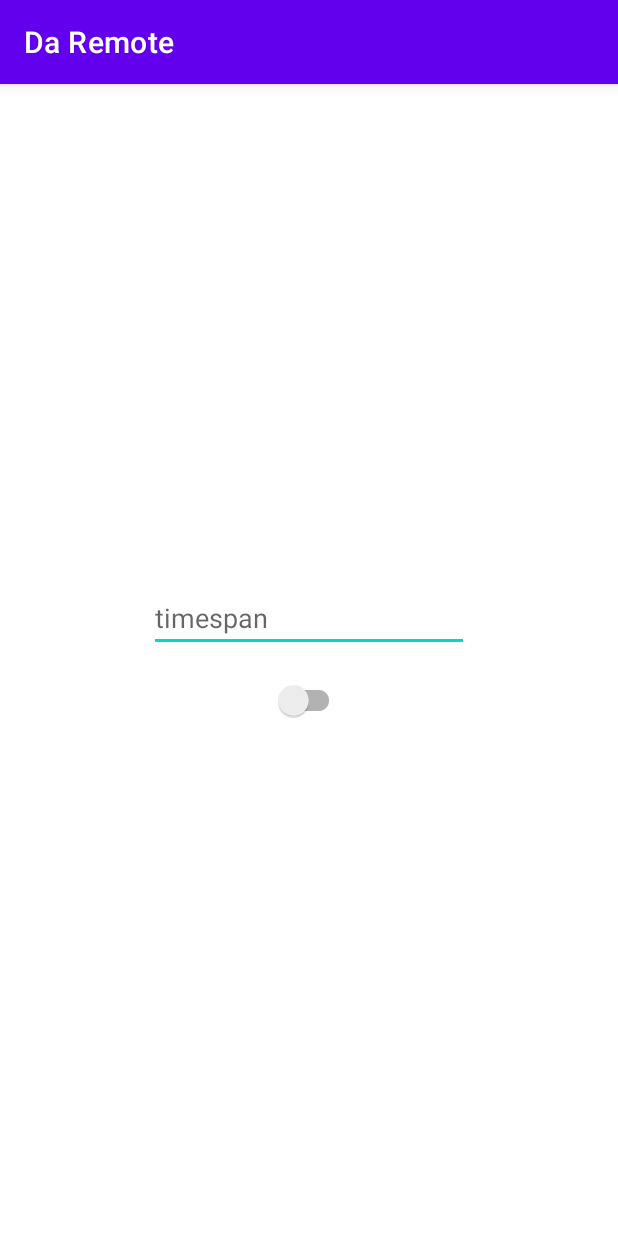
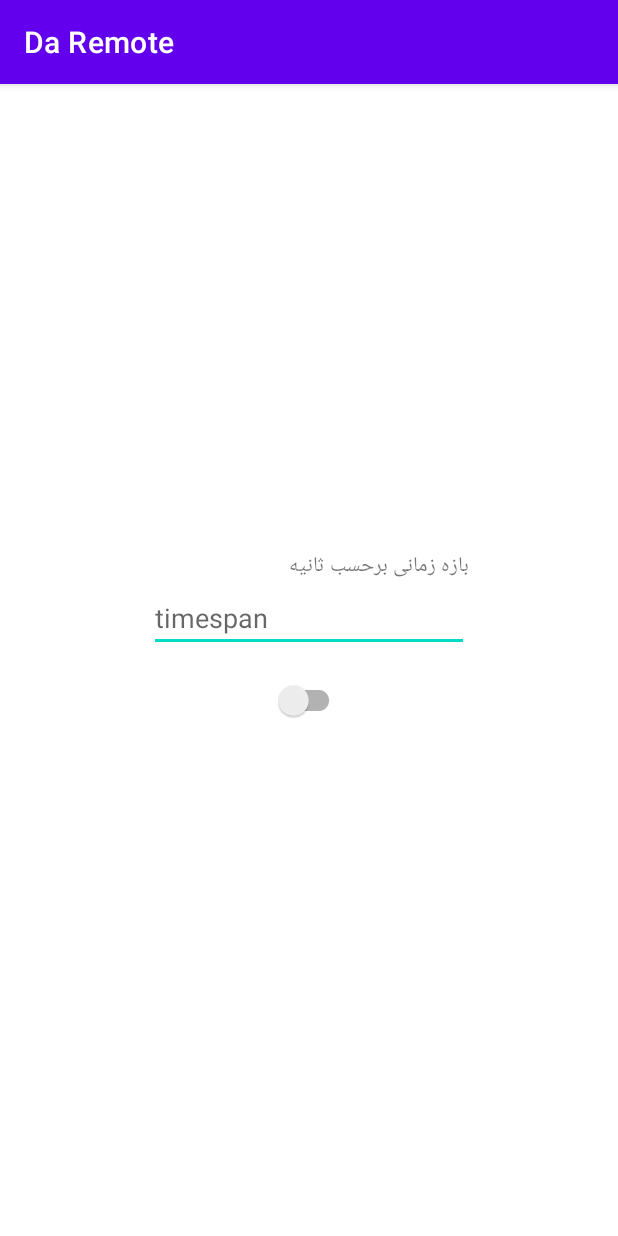
Before and after one commit to yaanteimoory/Data-Remote, an Android app: the screen it shows after launch (MainActivity), on a phone screen of 412 x 824 dp. Run offline under Robolectric (Android 15) with nearby library versions, the phone set to English and light mode, and no system bars; our stand-ins replace data binding; libraries missing offline, so code that uses them is left out: android.view.

Commit message:
some changes1

```diff
--- a/app/build.gradle
+++ b/app/build.gradle
@@ -5,13 +5,13 @@ plugins {
 }
 
 android {
-    compileSdkVersion 30
+    compileSdkVersion 31
     buildToolsVersion "30.0.3"
 
     defaultConfig {
         applicationId "com.example.daremote"
         minSdkVersion 21
-        targetSdkVersion 30
+        targetSdkVersion 31
         versionCode 1
         versionName "1.0"
 
@@ -40,7 +40,7 @@ android {
 dependencies {
 
     implementation "org.jetbrains.kotlin:kotlin-stdlib:$kotlin_version"
-    implementation("org.jetbrains.kotlinx:kotlinx-coroutines-android:1.3.9")
+    implementation("org.jetbrains.kotlinx:kotlinx-coroutines-android:1.5.0")
     implementation("androidx.activity:activity-ktx:1.4.0")
     implementation 'androidx.core:core-ktx:1.7.0'
     implementation 'androidx.appcompat:appcompat:1.4.1'
--- a/app/src/main/AndroidManifest.xml
+++ b/app/src/main/AndroidManifest.xml
@@ -6,10 +6,11 @@
         android:allowBackup="true"
         android:icon="@mipmap/ic_launcher"
         android:label="@string/app_name"
+
         android:roundIcon="@mipmap/ic_launcher_round"
         android:supportsRtl="true"
         android:theme="@style/Theme.DaRemote">
-        <activity android:name=".MainActivity">
+        <activity android:name=".MainActivity" android:exported="true">
             <intent-filter>
                 <action android:name="android.intent.action.MAIN" />
 
--- a/app/src/main/res/layout/activity_main.xml
+++ b/app/src/main/res/layout/activity_main.xml
@@ -5,6 +5,7 @@
     xmlns:tools="http://schemas.android.com/tools">
 
     <data>
+        <import type="android.view.View"/>
         <variable
             name="viewModel"
             type="com.example.daremote.MainViewModel" />
@@ -16,13 +17,23 @@
         android:layout_height="match_parent"
         tools:context=".MainActivity">
 
+        <TextView
+            android:layout_width="0dp"
+            android:layout_height="wrap_content"
+            android:ems="10"
+            android:text="@string/timespan_title"
+            app:layout_constraintBottom_toTopOf="@+id/edittext_timespan"
+            app:layout_constraintStart_toStartOf="@id/edittext_timespan"
+            app:layout_constraintEnd_toEndOf="@id/edittext_timespan"
+            android:gravity="center_vertical"
+            android:padding="0dp"/>
+
         <androidx.appcompat.widget.AppCompatEditText
             android:id="@+id/edittext_timespan"
             android:layout_width="wrap_content"
             android:layout_height="wrap_content"
             android:ems="10"
-            android:enabled="@{!viewModel.isLooping}"
-            android:text='@{(viewModel.timeSpan == 0) ? String.valueOf(viewModel.timeSpan) : "" }'
+            android:visibility="@{viewModel.isLooping ? View.GONE : View.VISIBLE}"
             android:hint="@string/timespan_hint"
             android:inputType="time"
             app:layout_constraintBottom_toTopOf="@+id/switch_loop"
@@ -30,6 +41,20 @@
             app:layout_constraintStart_toStartOf="parent"
             app:layout_constraintTop_toTopOf="parent"
             app:layout_constraintVertical_chainStyle="packed" />
+
+        <TextView
+            android:id="@+id/text_timespan"
+            android:layout_width="0dp"
+            android:layout_height="0dp"
+            android:ems="10"
+            android:visibility="@{viewModel.isLooping ? View.VISIBLE : View.GONE}"
+            app:layout_constraintTop_toTopOf="@id/edittext_timespan"
+            app:layout_constraintBottom_toBottomOf="@id/edittext_timespan"
+            app:layout_constraintStart_toStartOf="@id/edittext_timespan"
+            app:layout_constraintEnd_toEndOf="@id/edittext_timespan"
+            android:gravity="center_vertical"
+            android:padding="8dp"/>
+
 
 
         <androidx.appcompat.widget.SwitchCompat
--- a/app/src/main/res/values/strings.xml
+++ b/app/src/main/res/values/strings.xml
@@ -3,4 +3,5 @@
     <string name="timespan_hint">timespan</string>
     <string name="switch_off">OFF</string>
     <string name="switch_on">ON</string>
+    <string name="timespan_title">بازه زمانی برحسب ثانیه</string>
 </resources>
```
Also changed, not shown: app/src/main/java/com/example/daremote/MainActivity.kt (+47 -36 lines), app/src/main/java/com/example/daremote/MainViewModel.kt (+56 -25 lines).
